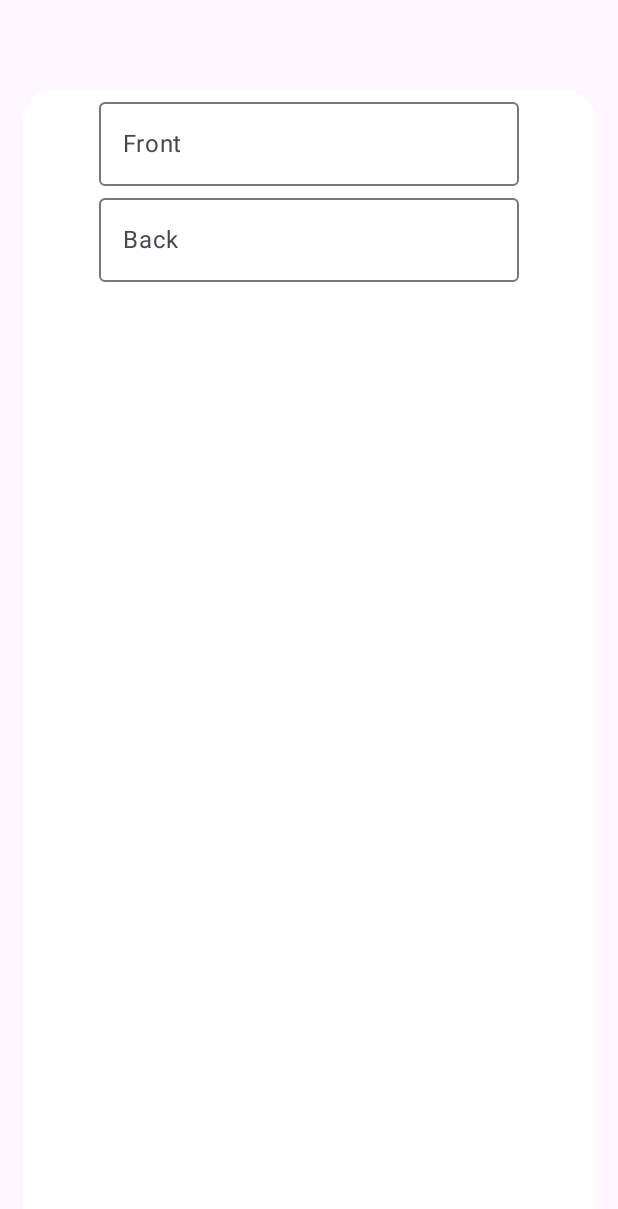
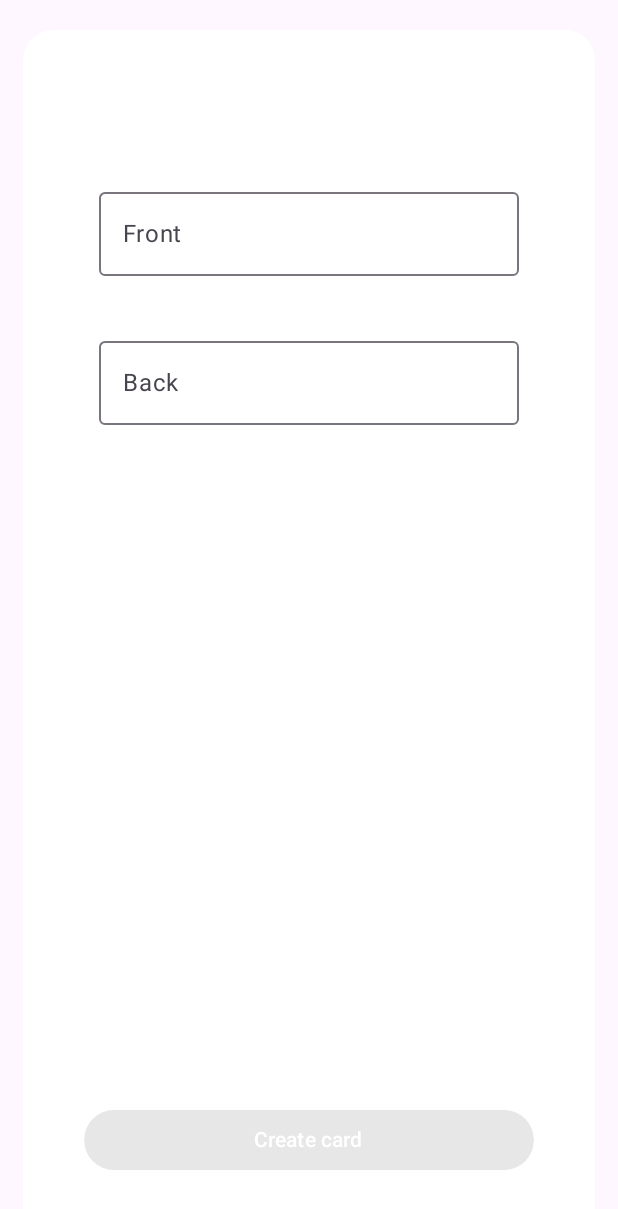
Before and after one commit to Tr1Fecta-7/Recall, an Android app built with Jetpack Compose: the composable MainContent shown on its own in the app's theme, on a phone screen of 412 x 824 dp. Shown: the top 1209 px of the screen. Run offline under Robolectric (Android 15) with nearby library versions, the phone set to English and light mode, and no system bars; libraries missing offline, so code that uses them is left out: com.ramcosta.composedestinations; 1 statement that could not run was skipped.

Commit message:
Create card screen finished besides shadow, button states functional and textboxes auto resize

```diff
--- a/android/app/src/main/java/nl/recall/createcard/CreateCardScreen.kt
+++ b/android/app/src/main/java/nl/recall/createcard/CreateCardScreen.kt
@@ -1,19 +1,22 @@
 package nl.recall.createcard
 
+import androidx.compose.foundation.background
 import androidx.compose.foundation.layout.Arrangement
+import androidx.compose.foundation.layout.Box
 import androidx.compose.foundation.layout.Column
 import androidx.compose.foundation.layout.PaddingValues
-import androidx.compose.foundation.layout.fillMaxHeight
 import androidx.compose.foundation.layout.fillMaxSize
 import androidx.compose.foundation.layout.fillMaxWidth
+import androidx.compose.foundation.layout.height
+import androidx.compose.foundation.layout.heightIn
 import androidx.compose.foundation.layout.padding
+import androidx.compose.foundation.layout.width
 import androidx.compose.foundation.shape.RoundedCornerShape
 import androidx.compose.material.icons.Icons
-import androidx.compose.material.icons.filled.Add
 import androidx.compose.material.icons.filled.ArrowBack
+import androidx.compose.material3.Button
 import androidx.compose.material3.Card
 import androidx.compose.material3.CardDefaults
-import androidx.compose.material3.FloatingActionButton
 import androidx.compose.material3.Icon
 import androidx.compose.material3.IconButton
 import androidx.compose.material3.OutlinedTextField
@@ -21,6 +24,7 @@ import androidx.compose.material3.Scaffold
 import androidx.compose.material3.Text
 import androidx.compose.material3.TopAppBar
 import androidx.compose.runtime.Composable
+import androidx.compose.runtime.derivedStateOf
 import androidx.compose.runtime.getValue
 import androidx.compose.runtime.mutableStateOf
 import androidx.compose.runtime.remember
@@ -28,6 +32,7 @@ import androidx.compose.runtime.setValue
 import androidx.compose.ui.Alignment
 import androidx.compose.ui.Modifier
 import androidx.compose.ui.draw.clip
+import androidx.compose.ui.graphics.Color
 import androidx.compose.ui.res.stringResource
 import androidx.compose.ui.text.input.TextFieldValue
 import androidx.compose.ui.unit.dp
@@ -35,6 +40,7 @@ import com.ramcosta.composedestinations.annotation.Destination
 import com.ramcosta.composedestinations.navigation.DestinationsNavigator
 import nl.recall.R
 import nl.recall.theme.AppTheme
+import nl.recall.theme.md_theme_light_primary
 
 @Destination
 @Composable
@@ -59,19 +65,27 @@ fun CreateCardScreen(navigator: DestinationsNavigator) {
 fun MainContent(navigator: DestinationsNavigator, paddingValues: PaddingValues) {
     var frontTextFieldValue by remember { mutableStateOf(TextFieldValue("")) }
     var backTextFieldValue by remember { mutableStateOf(TextFieldValue("")) }
+    var createButtonEnabled = remember {
+        derivedStateOf { frontTextFieldValue.text.isNotBlank() && backTextFieldValue.text.isNotBlank() }
+    }
 
     Card(
         colors = CardDefaults.cardColors(containerColor = AppTheme.white),
         modifier = Modifier
             .fillMaxSize()
             .padding(paddingValues)
-        .padding(top = 60.dp, bottom = 0.dp, start = 15.dp, end = 15.dp)
+            .padding(top = 20.dp, bottom = 0.dp, start = 15.dp, end = 15.dp)
             .clip(RoundedCornerShape(20.dp, 20.dp, 0.dp, 0.dp))
     ) {
         Column(
-            modifier = Modifier.fillMaxWidth(),
-            horizontalAlignment = Alignment.CenterHorizontally
+            modifier = Modifier
+                .fillMaxWidth()
+                .weight(1f)
+                .padding(top = 100.dp, bottom = 0.dp, start = 0.dp, end = 0.dp),
+            horizontalAlignment = Alignment.CenterHorizontally,
+            verticalArrangement = Arrangement.spacedBy(35.dp),
         ) {
+            Column(modifier = Modifier.heightIn(0.dp, 200.dp)) {
                 OutlinedTextField(
                     value = frontTextFieldValue,
                     onValueChange = {
@@ -80,7 +94,9 @@ fun MainContent(navigator: DestinationsNavigator, paddingValues: PaddingValues)
                     label = { Text(text = stringResource(id = R.string.create_card_front_text_field))},
                     placeholder = { Text(text = stringResource(id = R.string.create_card_front_text_field_placeholder))},
                 )
+            }
 
+            Column(modifier = Modifier.heightIn(0.dp, 200.dp)) {
                 OutlinedTextField(
                     value = backTextFieldValue,
                     onValueChange = {
@@ -91,4 +107,27 @@ fun MainContent(navigator: DestinationsNavigator, paddingValues: PaddingValues)
                 )
             }
         }
+
+        Column(
+            modifier = Modifier
+                .fillMaxWidth()
+                .padding(bottom = 40.dp),
+            horizontalAlignment = Alignment.CenterHorizontally
+        ) {
+            Button(
+                onClick = { /*TODO*/ },
+                Modifier
+                    .clip(RoundedCornerShape(30.dp))
+                    .width(300.dp),
+                enabled = createButtonEnabled.value,
+            ) {
+                Text(
+                    text = stringResource(id = R.string.create_card_title),
+                    color = Color.White
+                )
             }
+        }
+
+
+    }
+}
```
Lines whose indentation alone changed are shown as unchanged.
